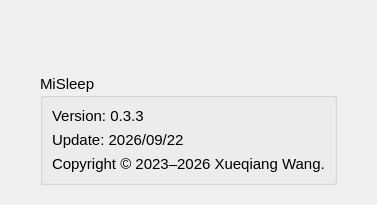
Before: the Qt Designer form src/misleep/gui/uis/about.ui in BryanWang0702/MiSleep, drawn with Qt 5.
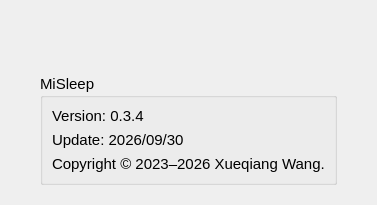
After: the same form once the commit is applied. Icons and pictures are not drawn.

Patch:
```diff
--- a/src/misleep/gui/uis/about.ui
+++ b/src/misleep/gui/uis/about.ui
@@ -58,14 +58,14 @@
       <item>
        <widget class="QLabel" name="VersionLabel">
         <property name="text">
-         <string>Version: 0.3.3</string>
+         <string>Version: 0.3.4</string>
         </property>
        </widget>
       </item>
       <item>
        <widget class="QLabel" name="UpdateLabel">
         <property name="text">
-         <string>Update: 2026/09/22</string>
+         <string>Update: 2026/09/30</string>
         </property>
        </widget>
       </item>
```
